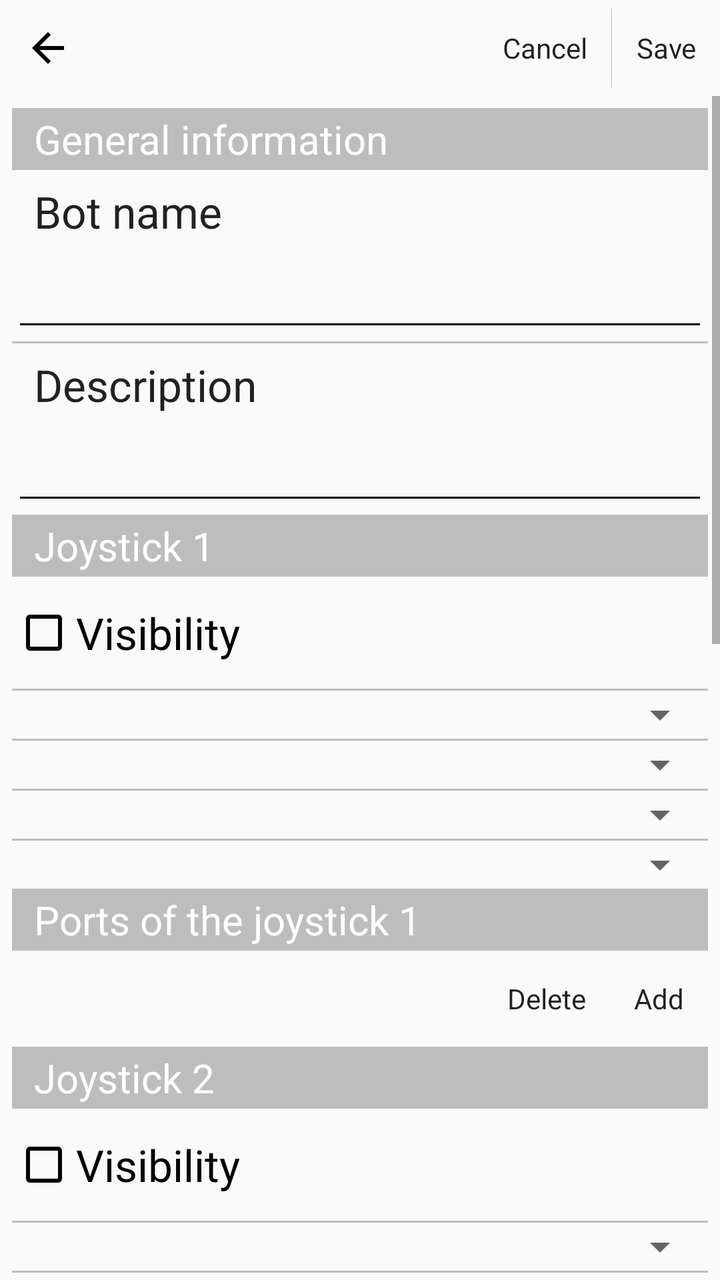
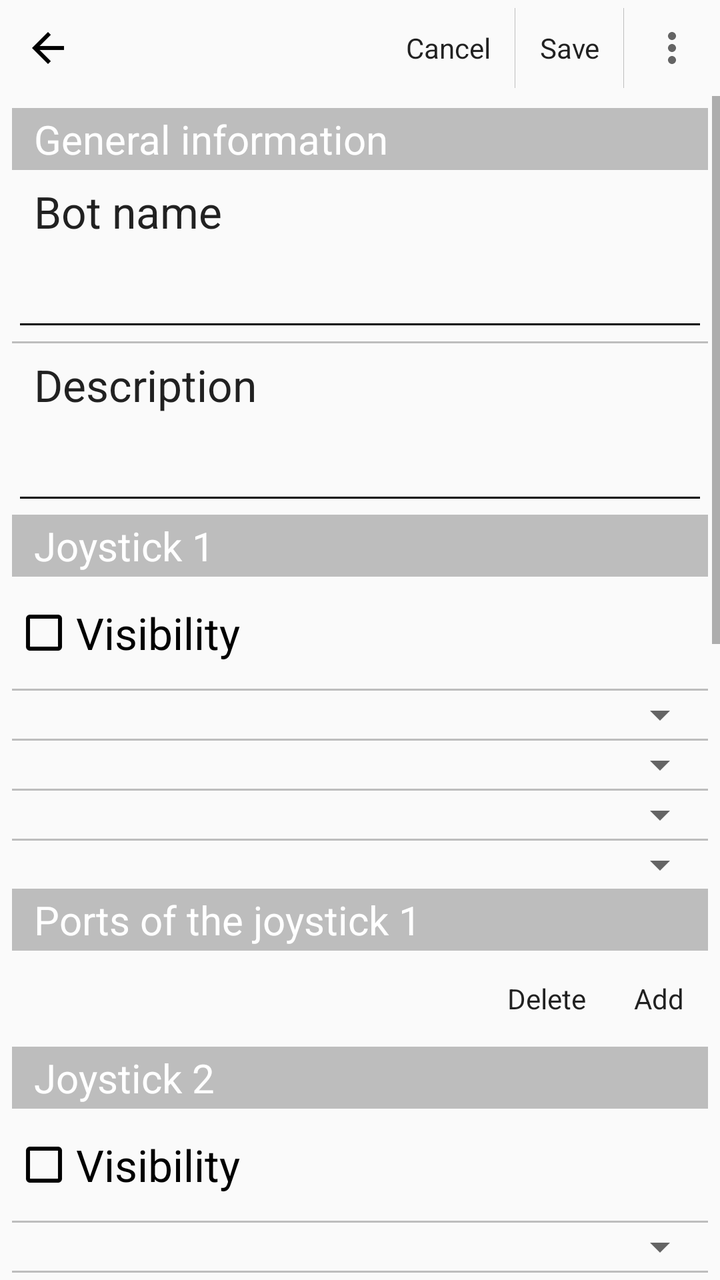

Before-and-after screenshots of an Android layout around one commit, followed by the original layout XML and the change that was made.
<!-- AndroidManifest.xml: application theme AppTheme -->
<!-- res/layout/activity_ev3_settings.xml -->
<LinearLayout xmlns:android="http://schemas.android.com/apk/res/android"
    xmlns:tools="http://schemas.android.com/tools"
    android:layout_width="fill_parent"
    android:layout_height="fill_parent"
    tools:context="ru.proghouse.robocam.GlobalSettingsActivity"
    android:orientation="vertical"
    android:id="@+id/ev3_settings_main_layout">

    <LinearLayout
        android:orientation="horizontal"
        android:layout_width="match_parent"
        android:layout_height="wrap_content"
        style="@style/Widget.AppCompat.ActionBar"
        android:baselineAligned="false"
        android:weightSum="1"
        android:measureWithLargestChild="false">

        <LinearLayout
            android:orientation="horizontal"
            android:layout_width="wrap_content"
            android:layout_height="wrap_content"
            style="@style/Widget.AppCompat.ActionBar"
            android:baselineAligned="false">

            <ImageButton
                android:layout_width="wrap_content"
                android:layout_height="wrap_content"
                android:id="@+id/imageButtonBack"
                android:src="@drawable/back"
                style="@style/Widget.AppCompat.ActionButton"
                android:onClick="onCancelButtonClick" />
        </LinearLayout>

        <LinearLayout
            android:orientation="horizontal"
            android:layout_width="0dp"
            android:layout_height="wrap_content"
            style="@style/Widget.AppCompat.ActionBar"
            android:baselineAligned="false"
            android:layout_weight="1"
            android:gravity="right">
        <Button
            style="@style/Widget.AppCompat.ActionButton"
            android:layout_width="wrap_content"
            android:layout_height="wrap_content"
            android:text="@string/cancel"
            android:id="@+id/buttonCancel"
            android:onClick="onCancelButtonClick"
            android:focusable="false" />

        <ImageView
            android:layout_width="wrap_content"
            android:layout_height="match_parent"
            android:id="@+id/imageView8"
            android:layout_gravity="center_horizontal"
            android:src="@drawable/spacer_small"
            android:paddingTop="4dp"
            android:paddingBottom="4dp" />

        <Button
            style="@style/Widget.AppCompat.ActionButton"
            android:layout_width="wrap_content"
            android:layout_height="wrap_content"
            android:text="@string/save"
            android:id="@+id/buttonSave"
            android:onClick="onSaveButtonClick"
            android:focusable="false" />

        </LinearLayout>
    </LinearLayout>

    <ScrollView
        android:layout_width="fill_parent"
        android:layout_height="wrap_content"
        android:id="@+id/scrollView">
        <LinearLayout
            android:orientation="vertical"
            android:layout_width="match_parent"
            android:layout_height="wrap_content"
            android:padding="6dp">

            <TextView
                style="@style/SettingsSectionTitle"
                android:text="@string/general_information"
                android:id="@+id/textView6"/>

            <TextView
                style="@style/SettingsSectionEditTextTitle"
                android:text="@string/robot_name"
                android:id="@+id/textViewBotName"/>

            <EditText
                style="@style/SettingsEditText"
                android:id="@+id/editTextBotName"/>

            <ImageView
                android:layout_width="match_parent"
                android:layout_height="wrap_content"
                android:id="@+id/imageView16"
                android:layout_gravity="center_horizontal"
                android:src="@drawable/spacer_small" />

            <TextView
                style="@style/SettingsSectionEditTextTitle"
                android:text="@string/robot_description"
                android:id="@+id/textViewDesc"/>

            <EditText
                style="@style/SettingsEditText"
                android:id="@+id/editTextDesc"/>

            <TextView
                style="@style/SettingsSectionTitle"
                android:text="@string/joystick1"
                android:id="@+id/textViewJoystick1" />

            <CheckBox
                android:text="@string/visibility"
                android:id="@+id/checkBoxJoystickVisibility1"
                style="@style/SettingsCheckBox"
                android:checked="false" />

            <ImageView
                android:layout_width="match_parent"
                android:layout_height="wrap_content"
                android:id="@+id/imageView1_1"
                android:layout_gravity="center_horizontal"
                android:src="@drawable/spacer_small" />

            <Spinner
                android:layout_width="match_parent"
                android:layout_height="wrap_content"
                android:id="@+id/spinnerJoystickShape1"
                android:visibility="visible"
                android:spinnerMode="dialog"
                android:focusable="false" />

            <ImageView
                android:layout_width="match_parent"
                android:layout_height="wrap_content"
                android:id="@+id/imageView1_2"
                android:layout_gravity="center_horizontal"
                android:src="@drawable/spacer_small" />

            <Spinner
                android:layout_width="match_parent"
                android:layout_height="wrap_content"
                android:id="@+id/spinnerJoystickType1"
                android:visibility="visible"
                android:spinnerMode="dialog"
                android:focusable="false" />

            <ImageView
                android:layout_width="match_parent"
                android:layout_height="wrap_content"
                android:id="@+id/imageViewJoystickBehavior1_1"
                android:layout_gravity="center_horizontal"
                android:src="@drawable/spacer_small" />

            <Spinner
                android:layout_width="match_parent"
                android:layout_height="wrap_content"
                android:id="@+id/spinnerJoystickBehavior1_1"
                android:visibility="visible"
                android:spinnerMode="dialog"
                android:focusable="false" />

            <ImageView
                android:layout_width="match_parent"
                android:layout_height="wrap_content"
                android:id="@+id/imageViewJoystickBehavior1_2"
                android:layout_gravity="center_horizontal"
                android:src="@drawable/spacer_small" />

            <Spinner
                android:layout_width="match_parent"
                android:layout_height="wrap_content"
                android:id="@+id/spinnerJoystickBehavior1_2"
                android:visibility="visible"
                android:spinnerMode="dialog"
                android:focusable="false" />

            <TextView
                style="@style/SettingsSectionTitle"
                android:text="@string/joystick1_ports"
                android:id="@+id/textViewJoystick1Ports"/>

            <LinearLayout
                style="@style/Widget.AppCompat.ActionBar"
                android:orientation="horizontal"
                android:layout_width="match_parent"
                android:layout_height="wrap_content"
                android:baselineAligned="false"
                android:layout_weight="1"
                android:gravity="right"
                android:id="@+id/linearLayoutJoystick1PortButtons">

                <Button
                    style="@style/Widget.AppCompat.ActionButton"
                    android:layout_width="wrap_content"
                    android:layout_height="wrap_content"
                    android:text="@string/delete"
                    android:id="@+id/buttonDeletePortJoystick1"
                    android:focusable="false"
                    android:onClick="onDeletePortButtonClick" />

                <Button
                    style="@style/Widget.AppCompat.ActionButton"
                    android:layout_width="wrap_content"
                    android:layout_height="wrap_content"
                    android:text="@string/add"
                    android:id="@+id/buttonAddPortJoystick1"
                    android:focusable="false"
                    android:onClick="onAddPortButtonClick" />
            </LinearLayout>

            <LinearLayout
                android:orientation="vertical"
                android:layout_width="match_parent"
                android:layout_height="wrap_content"
                android:id="@+id/linearLayoutJoystick1Ports"/>

            <TextView
                style="@style/SettingsSectionTitle"
                android:text="@string/joystick2"
                android:id="@+id/textViewJoystick2" />

            <CheckBox
                android:layout_width="match_parent"
                android:layout_height="@dimen/pref_item_height"
                android:text="@string/visibility"
                android:id="@+id/checkBoxJoystickVisibility2"
                android:textAppearance="?android:attr/textAppearanceLarge"
                style="@style/SettingsCheckBox" />

            <ImageView
                android:layout_width="match_parent"
                android:layout_height="wrap_content"
                android:id="@+id/imageView2_1"
                android:layout_gravity="center_horizontal"
                android:src="@drawable/spacer_small" />

            <Spinner
                android:layout_width="match_parent"
                android:layout_height="wrap_content"
                android:id="@+id/spinnerJoystickShape2"
                android:visibility="visible"
                android:spinnerMode="dialog"
                android:focusable="false" />

            <ImageView
                android:layout_width="match_parent"
                android:layout_height="wrap_content"
                android:id="@+id/imageView2_2"
                android:layout_gravity="center_horizontal"
                android:src="@drawable/spacer_small" />

            <Spinner
                android:layout_width="match_parent"
                android:layout_height="wrap_content"
                android:id="@+id/spinnerJoystickType2"
                android:visibility="visible"
                android:spinnerMode="dialog"
                android:focusable="false" />

            <ImageView
                android:layout_width="match_parent"
                android:layout_height="wrap_content"
                android:id="@+id/imageViewJoystickBehavior2_1"
                android:layout_gravity="center_horizontal"
                android:src="@drawable/spacer_small" />

            <Spinner
                android:layout_width="match_parent"
                android:layout_height="wrap_content"
                android:id="@+id/spinnerJoystickBehavior2_1"
                android:visibility="visible"
                android:spinnerMode="dialog"
                android:focusable="false" />

            <ImageView
                android:layout_width="match_parent"
                android:layout_height="wrap_content"
                android:id="@+id/imageViewJoystickBehavior2_2"
                android:layout_gravity="center_horizontal"
                android:src="@drawable/spacer_small" />

            <Spinner
                android:layout_width="match_parent"
                android:layout_height="wrap_content"
                android:id="@+id/spinnerJoystickBehavior2_2"
                android:visibility="visible"
                android:spinnerMode="dialog"
                android:focusable="false" />

            <TextView
                style="@style/SettingsSectionTitle"
                android:text="@string/joystick2_ports"
                android:id="@+id/textViewJoystick2Ports" />

            <LinearLayout
                style="@style/Widget.AppCompat.ActionBar"
                android:orientation="horizontal"
                android:layout_width="match_parent"
                android:layout_height="wrap_content"
                android:baselineAligned="false"
                android:layout_weight="1"
                android:gravity="right"
                android:id="@+id/linearLayoutJoystick2PortButtons">

                <Button
                    style="@style/Widget.AppCompat.ActionButton"
                    android:layout_width="wrap_content"
                    android:layout_height="wrap_content"
                    android:text="@string/delete"
                    android:id="@+id/buttonDeletePortJoystick2"
                    android:focusable="false"
                    android:onClick="onDeletePortButtonClick" />

                <Button
                    style="@style/Widget.AppCompat.ActionButton"
                    android:layout_width="wrap_content"
                    android:layout_height="wrap_content"
                    android:text="@string/add"
                    android:id="@+id/buttonAddPortJoystick2"
                    android:focusable="false"
                    android:onClick="onAddPortButtonClick" />
            </LinearLayout>

            <LinearLayout
                android:orientation="vertical"
                android:layout_width="match_parent"
                android:layout_height="wrap_content"
                android:id="@+id/linearLayoutJoystick2Ports"/>

            <TextView
                style="@style/SettingsSectionTitle"
                android:text="@string/joystick3"
                android:id="@+id/textViewJoystick3" />

            <CheckBox
                android:layout_width="match_parent"
                android:layout_height="@dimen/pref_item_height"
                android:text="@string/visibility"
                android:id="@+id/checkBoxJoystickVisibility3"
                android:textAppearance="?android:attr/textAppearanceLarge"
                style="@style/SettingsCheckBox" />

            <ImageView
                android:layout_width="match_parent"
                android:layout_height="wrap_content"
                android:id="@+id/imageView3_1"
                android:layout_gravity="center_horizontal"
                android:src="@drawable/spacer_small" />

            <Spinner
                android:layout_width="match_parent"
                android:layout_height="wrap_content"
                android:id="@+id/spinnerJoystickShape3"
                android:visibility="visible"
                android:spinnerMode="dialog"
                android:focusable="false" />

            <ImageView
                android:layout_width="match_parent"
                android:layout_height="wrap_content"
                android:id="@+id/imageView3_2"
                android:layout_gravity="center_horizontal"
                android:src="@drawable/spacer_small" />

            <Spinner
                android:layout_width="match_parent"
                android:layout_height="wrap_content"
                android:id="@+id/spinnerJoystickType3"
                android:visibility="visible"
                android:spinnerMode="dialog"
                android:focusable="false" />

            <ImageView
                android:layout_width="match_parent"
                android:layout_height="wrap_content"
                android:id="@+id/imageViewJoystickBehavior3_1"
                android:layout_gravity="center_horizontal"
                android:src="@drawable/spacer_small" />

            <Spinner
                android:layout_width="match_parent"
                android:layout_height="wrap_content"
                android:id="@+id/spinnerJoystickBehavior3_1"
                android:visibility="visible"
                android:spinnerMode="dialog"
                android:focusable="false" />

            <ImageView
                android:layout_width="match_parent"
                android:layout_height="wrap_content"
                android:id="@+id/imageViewJoystickBehavior3_2"
                android:layout_gravity="center_horizontal"
                android:src="@drawable/spacer_small" />

            <Spinner
                android:layout_width="match_parent"
                android:layout_height="wrap_content"
                android:id="@+id/spinnerJoystickBehavior3_2"
                android:visibility="visible"
                android:spinnerMode="dialog"
                android:focusable="false" />

            <TextView
                style="@style/SettingsSectionTitle"
                android:text="@string/joystick3_ports"
                android:id="@+id/textViewJoystick3Ports" />

            <LinearLayout
                style="@style/Widget.AppCompat.ActionBar"
                android:orientation="horizontal"
                android:layout_width="match_parent"
                android:layout_height="wrap_content"
                android:baselineAligned="false"
                android:layout_weight="1"
                android:gravity="right"
                android:id="@+id/linearLayoutJoystick3PortButtons">

                <Button
                    style="@style/Widget.AppCompat.ActionButton"
                    android:layout_width="wrap_content"
                    android:layout_height="wrap_content"
                    android:text="@string/delete"
                    android:id="@+id/buttonDeletePortJoystick3"
                    android:focusable="false"
                    android:onClick="onDeletePortButtonClick" />

                <Button
                    style="@style/Widget.AppCompat.ActionButton"
                    android:layout_width="wrap_content"
                    android:layout_height="wrap_content"
                    android:text="@string/add"
                    android:id="@+id/buttonAddPortJoystick3"
                    android:focusable="false"
                    android:onClick="onAddPortButtonClick" />
            </LinearLayout>

            <LinearLayout
                android:orientation="vertical"
                android:layout_width="match_parent"
                android:layout_height="wrap_content"
                android:id="@+id/linearLayoutJoystick3Ports"/>

            <TextView
                style="@style/SettingsSectionTitle"
                android:text="@string/joystick4"
                android:id="@+id/textViewJoystick4" />

            <CheckBox
                android:layout_width="match_parent"
                android:layout_height="@dimen/pref_item_height"
                android:text="@string/visibility"
                android:id="@+id/checkBoxJoystickVisibility4"
                android:textAppearance="?android:attr/textAppearanceLarge"
                style="@style/SettingsCheckBox" />

            <ImageView
                android:layout_width="match_parent"
                android:layout_height="wrap_content"
                android:id="@+id/imageView4_1"
                android:layout_gravity="center_horizontal"
                android:src="@drawable/spacer_small" />

            <Spinner
                android:layout_width="match_parent"
                android:layout_height="wrap_content"
                android:id="@+id/spinnerJoystickShape4"
                android:visibility="visible"
                android:spinnerMode="dialog"
                android:focusable="false" />

            <ImageView
                android:layout_width="match_parent"
                android:layout_height="wrap_content"
                android:id="@+id/imageView4_2"
                android:layout_gravity="center_horizontal"
                android:src="@drawable/spacer_small" />

            <Spinner
                android:layout_width="match_parent"
                android:layout_height="wrap_content"
                android:id="@+id/spinnerJoystickType4"
                android:visibility="visible"
                android:spinnerMode="dialog"
                android:focusable="false" />

            <ImageView
                android:layout_width="match_parent"
                android:layout_height="wrap_content"
                android:id="@+id/imageViewJoystickBehavior4_1"
                android:layout_gravity="center_horizontal"
                android:src="@drawable/spacer_small" />

            <Spinner
                android:layout_width="match_parent"
                android:layout_height="wrap_content"
                android:id="@+id/spinnerJoystickBehavior4_1"
                android:visibility="visible"
                android:spinnerMode="dialog"
                android:focusable="false" />

            <ImageView
                android:layout_width="match_parent"
                android:layout_height="wrap_content"
                android:id="@+id/imageViewJoystickBehavior4_2"
                android:layout_gravity="center_horizontal"
                android:src="@drawable/spacer_small" />

            <Spinner
                android:layout_width="match_parent"
                android:layout_height="wrap_content"
                android:id="@+id/spinnerJoystickBehavior4_2"
                android:visibility="visible"
                android:spinnerMode="dialog"
                android:focusable="false" />

            <TextView
                style="@style/SettingsSectionTitle"
                android:text="@string/joystick4_ports"
                android:id="@+id/textViewJoystick4Ports" />

            <LinearLayout
                style="@style/Widget.AppCompat.ActionBar"
                android:orientation="horizontal"
                android:layout_width="match_parent"
                android:layout_height="wrap_content"
                android:baselineAligned="false"
                android:layout_weight="1"
                android:gravity="right"
                android:id="@+id/linearLayoutJoystick4PortButtons">

                <Button
                    style="@style/Widget.AppCompat.ActionButton"
                    android:layout_width="wrap_content"
                    android:layout_height="wrap_content"
                    android:text="@string/delete"
                    android:id="@+id/buttonDeletePortJoystick4"
                    android:focusable="false"
                    android:onClick="onDeletePortButtonClick" />

                <Button
                    style="@style/Widget.AppCompat.ActionButton"
                    android:layout_width="wrap_content"
                    android:layout_height="wrap_content"
                    android:text="@string/add"
                    android:id="@+id/buttonAddPortJoystick4"
                    android:focusable="false"
                    android:onClick="onAddPortButtonClick" />
            </LinearLayout>

            <LinearLayout
                android:orientation="vertical"
                android:layout_width="match_parent"
                android:layout_height="wrap_content"
                android:id="@+id/linearLayoutJoystick4Ports"/>

        </LinearLayout>
    </ScrollView>

</LinearLayout>
<!-- resources referenced by this layout -->
<resources>
  <dimen name="pref_item_height">56dp</dimen>
  <!-- drawable spacer_small (drawable) -->
  <?xml version="1.0" encoding="utf-8"?>
  
  <shape xmlns:android="http://schemas.android.com/apk/res/android" >
  
      <size android:height="1dp"/>
  
      <solid android:color="#90909090" />
  
  </shape>
  <string name="add">Add</string>
  <string name="cancel">Cancel</string>
  <string name="delete">Delete</string>
  <string name="general_information">General information</string>
  <string name="joystick1">Joystick 1</string>
  <string name="joystick1_ports">Ports of the joystick 1</string>
  <string name="joystick2">Joystick 2</string>
  <string name="joystick2_ports">Ports of the joystick 2</string>
  <string name="joystick3">Joystick 3</string>
  <string name="joystick3_ports">Ports of the joystick 3</string>
  <string name="joystick4">Joystick 4</string>
  <string name="joystick4_ports">Ports of the joystick 4</string>
  <string name="robot_description">Description</string>
  <string name="robot_name">Bot name</string>
  <string name="save">Save</string>
  <string name="visibility">Visibility</string>
  <style name="SettingsCheckBox" parent="Widget.AppCompat.CompoundButton.CheckBox">
          <item name="android:layout_width">match_parent</item>
          <item name="android:layout_height">@dimen/pref_item_height</item>
          <item name="android:textAppearance">?android:attr/textAppearanceLarge</item>
          <item name="android:button">@drawable/abc_btn_check</item>
      </style>
  <style name="SettingsSectionEditTextTitle">
          <item name="android:layout_width">match_parent</item>
          <item name="android:layout_height">wrap_content</item>
          <item name="android:textAppearance">?android:attr/textAppearanceLarge</item>
          <item name="android:layout_gravity">center_horizontal</item>
          <item name="android:paddingLeft">11dp</item>
          <item name="android:paddingTop">6dp</item>
      </style>
  <style name="SettingsSectionTitle">
          <item name="android:layout_width">match_parent</item>
          <item name="android:layout_height">wrap_content</item>
          <item name="android:layout_gravity">center_horizontal</item>
          <item name="android:background">#90909090</item>
          <item name="android:paddingLeft">11dp</item>
          <item name="android:paddingTop">2dp</item>
          <item name="android:paddingBottom">2dp</item>
          <item name="android:textColor">#FFFFFF</item>
          <item name="android:textSize">20sp</item>
      </style>
  <style name="AppTheme" parent="Theme.AppCompat.Light.DarkActionBar">
          
          <item name="colorPrimary">@color/colorPrimary</item>
          <item name="colorPrimaryDark">@color/colorPrimaryDark</item>
          <item name="colorAccent">@color/colorAccent</item>
      </style>
  <!-- drawable abc_btn_check (drawable) -->
  <?xml version="1.0" encoding="utf-8"?>
  
  <selector xmlns:android="http://schemas.android.com/apk/res/android">
      <item android:state_checked="true" android:drawable="@drawable/abc_btn_checked" />
      <item android:drawable="@drawable/abc_btn_unchecked" />
  </selector>
  <color name="colorPrimary">#3F51B5</color>
  <color name="colorPrimaryDark">#303F9F</color>
  <color name="colorAccent">#FF4081</color>
  <!-- unchanged entries left out for length: 7 -->
</resources>

<!-- the commit's change to res/layout/activity_ev3_settings.xml (unified diff, before → after) -->
@@ -66,6 +66,22 @@
             android:onClick="onSaveButtonClick"
             android:focusable="false" />
 
+            <ImageView
+                android:layout_width="wrap_content"
+                android:layout_height="match_parent"
+                android:id="@+id/imageView9"
+                android:layout_gravity="center_horizontal"
+                android:src="@drawable/spacer_small"
+                android:paddingTop="4dp"
+                android:paddingBottom="4dp" />
+
+            <ImageButton
+                style="@style/Widget.AppCompat.ActionButton"
+                android:layout_width="wrap_content"
+                android:layout_height="wrap_content"
+                android:id="@+id/buttonOverflow"
+                android:src="@drawable/overflow" />
+
         </LinearLayout>
     </LinearLayout>
 
<!-- resource entries referenced after the edit -->
@@ -1,6 +1,18 @@
 <!-- resources referenced by this layout -->
 <resources>
   <dimen name="pref_item_height">56dp</dimen>
+  <!-- drawable overflow (drawable) -->
+  <?xml version="1.0" encoding="utf-8"?>
+  <vector xmlns:android="http://schemas.android.com/apk/res/android"
+      android:width="24dp"
+      android:height="24dp"
+      android:viewportWidth="24.0"
+      android:viewportHeight="24.0"
+      android:tint="?attr/colorControlNormal">
+      <path
+          android:pathData="M12,8c1.1,0 2,-0.9 2,-2s-0.9,-2 -2,-2c-1.1,0 -2,0.9 -2,2S10.9,8 12,8zM12,10c-1.1,0 -2,0.9 -2,2s0.9,2 2,2c1.1,0 2,-0.9 2,-2S13.1,10 12,10zM12,16c-1.1,0 -2,0.9 -2,2s0.9,2 2,2c1.1,0 2,-0.9 2,-2S13.1,16 12,16z"
+          android:fillColor="@android:color/white"/>
+  </vector>
   <!-- drawable spacer_small (drawable) -->
   <?xml version="1.0" encoding="utf-8"?>
   
@@ -47,6 +59,7 @@
           <item name="android:layout_gravity">center_horizontal</item>
           <item name="android:background">#90909090</item>
           <item name="android:paddingLeft">11dp</item>
+          <item name="android:paddingRight">11dp</item>
           <item name="android:paddingTop">2dp</item>
           <item name="android:paddingBottom">2dp</item>
           <item name="android:textColor">#FFFFFF</item>
